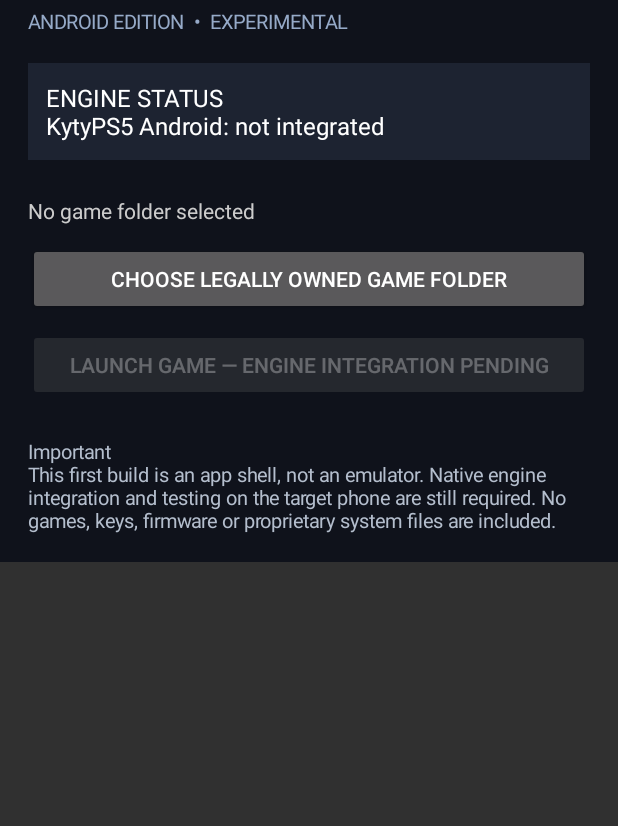
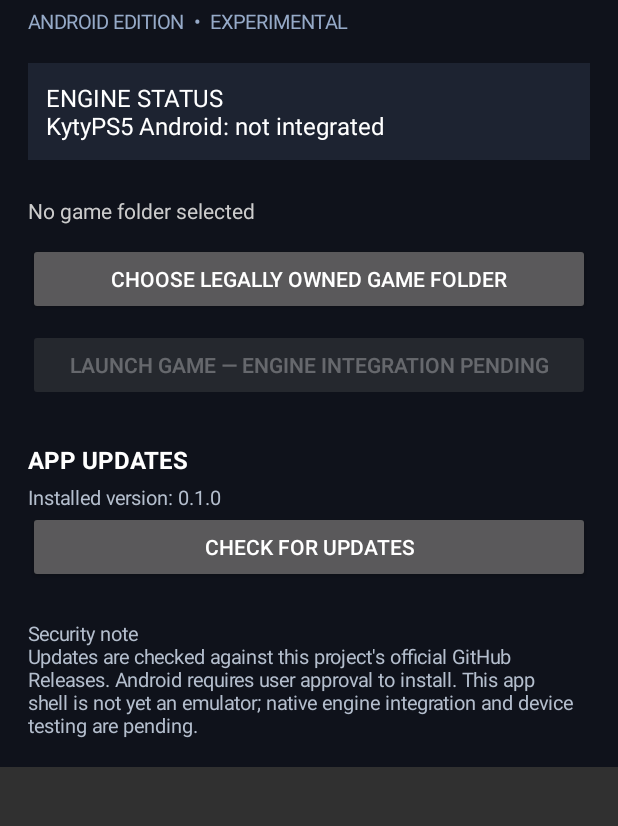
Before and after one commit to loudply0-eng/PS5-Game-Hub-Android, an Android app: the screen it shows after launch (MainActivity), on a phone screen of 412 x 824 dp, the part 96-922 px from its top. Run offline under Robolectric (Android 15) with nearby library versions, the phone set to English and light mode, and no system bars.

Commit message:
feat: add official GitHub release update checker

```diff
--- a/app/src/main/java/com/ps5gamehub/android/MainActivity.kt
+++ b/app/src/main/java/com/ps5gamehub/android/MainActivity.kt
@@ -1,85 +1,136 @@
 package com.ps5gamehub.android
 
 import android.app.Activity
+import android.app.AlertDialog
 import android.content.Intent
 import android.graphics.Color
 import android.graphics.Typeface
+import android.net.Uri
 import android.os.Bundle
+import android.view.View
 import android.view.ViewGroup
 import android.widget.Button
 import android.widget.LinearLayout
+import android.widget.ProgressBar
 import android.widget.ScrollView
 import android.widget.TextView
+import org.json.JSONObject
+import java.net.HttpURLConnection
+import java.net.URL
+import kotlin.concurrent.thread
 
 class MainActivity : Activity() {
     private lateinit var selectedFolder: TextView
+    private lateinit var updateStatus: TextView
+    private lateinit var updateButton: Button
+    private lateinit var progress: ProgressBar
 
     override fun onCreate(savedInstanceState: Bundle?) {
         super.onCreate(savedInstanceState)
-
         val page = LinearLayout(this).apply {
             orientation = LinearLayout.VERTICAL
             setPadding(28, 42, 28, 28)
             setBackgroundColor(Color.rgb(15, 18, 27))
         }
-
-        val title = TextView(this).apply {
-            text = "PS5 GAME HUB"
-            textSize = 27f
-            setTextColor(Color.WHITE)
+        page.addView(TextView(this).apply {
+            text = "PS5 GAME HUB"; textSize = 27f; setTextColor(Color.WHITE)
             typeface = Typeface.DEFAULT_BOLD
-        }
-        page.addView(title)
-
-        val subtitle = TextView(this).apply {
-            text = "ANDROID EDITION  •  EXPERIMENTAL"
-            textSize = 13f
-            setTextColor(Color.rgb(150, 170, 200))
-            setPadding(0, 8, 0, 28)
-        }
-        page.addView(subtitle)
-
-        val engineStatus = TextView(this).apply {
-            text = "ENGINE STATUS\nKytyPS5 Android: not integrated"
-            textSize = 16f
-            setTextColor(Color.WHITE)
-            setPadding(18, 18, 18, 18)
+        })
+        page.addView(TextView(this).apply {
+            text = "ANDROID EDITION  •  EXPERIMENTAL"; textSize = 13f
+            setTextColor(Color.rgb(150, 170, 200)); setPadding(0, 8, 0, 28)
+        })
+        page.addView(TextView(this).apply {
+            text = "ENGINE STATUS\nKytyPS5 Android: not integrated"; textSize = 16f
+            setTextColor(Color.WHITE); setPadding(18, 18, 18, 18)
             setBackgroundColor(Color.rgb(29, 35, 49))
-        }
-        page.addView(engineStatus, params())
-
+        }, params())
         selectedFolder = TextView(this).apply {
-            text = "No game folder selected"
-            textSize = 14f
-            setTextColor(Color.LTGRAY)
-            setPadding(0, 22, 0, 18)
+            text = "No game folder selected"; textSize = 14f
+            setTextColor(Color.LTGRAY); setPadding(0, 22, 0, 18)
         }
         page.addView(selectedFolder)
-
         page.addView(Button(this).apply {
             text = "Choose legally owned game folder"
             setOnClickListener { chooseGameFolder() }
         }, params())
-
         page.addView(Button(this).apply {
-            text = "Launch game — engine integration pending"
-            isEnabled = false
+            text = "Launch game — engine integration pending"; isEnabled = false
         }, params())
-
         page.addView(TextView(this).apply {
-            text = "\nImportant\nThis first build is an app shell, not an emulator. Native engine integration and testing on the target phone are still required. No games, keys, firmware or proprietary system files are included."
-            textSize = 13f
+            text = "APP UPDATES"; textSize = 16f; typeface = Typeface.DEFAULT_BOLD
+            setTextColor(Color.WHITE); setPadding(0, 28, 0, 8)
+        })
+        updateStatus = TextView(this).apply {
+            text = "Installed version: $APP_VERSION"; textSize = 13f
             setTextColor(Color.rgb(180, 190, 205))
+        }
+        page.addView(updateStatus)
+        progress = ProgressBar(this).apply { visibility = View.GONE }
+        page.addView(progress)
+        updateButton = Button(this).apply {
+            text = "Check for updates"; setOnClickListener { checkForUpdates() }
+        }
+        page.addView(updateButton, params())
+        page.addView(TextView(this).apply {
+            text = "\nSecurity note\nUpdates are checked against this project's official GitHub Releases. Android requires user approval to install. This app shell is not yet an emulator; native engine integration and device testing are pending."
+            textSize = 13f; setTextColor(Color.rgb(180, 190, 205))
         })
-
         setContentView(ScrollView(this).apply { addView(page) })
     }
 
+    private fun checkForUpdates() {
+        updateButton.isEnabled = false
+        progress.visibility = View.VISIBLE
+        updateStatus.text = "Checking official GitHub Releases…"
+        thread {
+            try {
+                val connection = (URL(RELEASES_API).openConnection() as HttpURLConnection).apply {
+                    requestMethod = "GET"; connectTimeout = 10000; readTimeout = 10000
+                    setRequestProperty("Accept", "application/vnd.github+json")
+                    setRequestProperty("User-Agent", "PS5-Game-Hub-Android")
+                }
+                val response = connection.inputStream.bufferedReader().use { it.readText() }
+                connection.disconnect()
+                val release = JSONObject(response)
+                val tag = release.optString("tag_name", "")
+                val pageUrl = release.optString("html_url", RELEASES_PAGE)
+                val notes = release.optString("body", "")
+                val assets = release.optJSONArray("assets")
+                var apkUrl: String? = null
+                if (assets != null) {
+                    for (i in 0 until assets.length()) {
+                        val asset = assets.getJSONObject(i)
+                        if (asset.optString("name").endsWith(".apk", ignoreCase = true)) {
+                            apkUrl = asset.optString("browser_download_url"); break
+                        }
+                    }
+                }
+                runOnUiThread {
+                    progress.visibility = View.GONE; updateButton.isEnabled = true
+                    if (tag.isBlank()) {
+                        updateStatus.text = "No published release found yet."
+                        return@runOnUiThread
+                    }
+                    updateStatus.text = "Latest official release: $tag"
+                    AlertDialog.Builder(this).setTitle("Official release $tag")
+                        .setMessage("Review the release notes before downloading. Android will ask before installing.\n\n$notes")
+                        .setNegativeButton("Close", null)
+                        .setPositiveButton(if (apkUrl != null) "Open APK download" else "Open release page") { _, _ ->
+                            startActivity(Intent(Intent.ACTION_VIEW, Uri.parse(apkUrl ?: pageUrl)))
+                        }.show()
+                }
+            } catch (e: Exception) {
+                runOnUiThread {
+                    progress.visibility = View.GONE; updateButton.isEnabled = true
+                    updateStatus.text = "Update check failed: " + (e.message ?: "network error")
+                }
+            }
+        }
+    }
+
     private fun chooseGameFolder() {
-        startActivityForResult(
-            Intent(Intent.ACTION_OPEN_DOCUMENT_TREE),
-            REQUEST_GAME_FOLDER
-        )
+        startActivityForResult(Intent(Intent.ACTION_OPEN_DOCUMENT_TREE), REQUEST_GAME_FOLDER)
     }
 
     @Deprecated("Use Activity Result APIs in a later iteration")
@@ -87,21 +138,19 @@ class MainActivity : Activity() {
         super.onActivityResult(requestCode, resultCode, data)
         if (requestCode == REQUEST_GAME_FOLDER && resultCode == RESULT_OK) {
             val uri = data?.data ?: return
-            contentResolver.takePersistableUriPermission(
-                uri, Intent.FLAG_GRANT_READ_URI_PERMISSION
-            )
+            contentResolver.takePersistableUriPermission(uri, Intent.FLAG_GRANT_READ_URI_PERMISSION)
             selectedFolder.text = "Selected folder:\n$uri"
         }
     }
 
     private fun params() = LinearLayout.LayoutParams(
-        ViewGroup.LayoutParams.MATCH_PARENT,
-        ViewGroup.LayoutParams.WRAP_CONTENT
-    ).apply {
-        bottomMargin = 14
-    }
+        ViewGroup.LayoutParams.MATCH_PARENT, ViewGroup.LayoutParams.WRAP_CONTENT
+    ).apply { bottomMargin = 14 }
 
     companion object {
         private const val REQUEST_GAME_FOLDER = 1001
+        private const val APP_VERSION = "0.1.0"
+        private const val RELEASES_API = "https://api.github.com/repos/loudply0-eng/PS5-Game-Hub-Android/releases/latest"
+        private const val RELEASES_PAGE = "https://github.com/loudply0-eng/PS5-Game-Hub-Android/releases"
     }
 }
```
